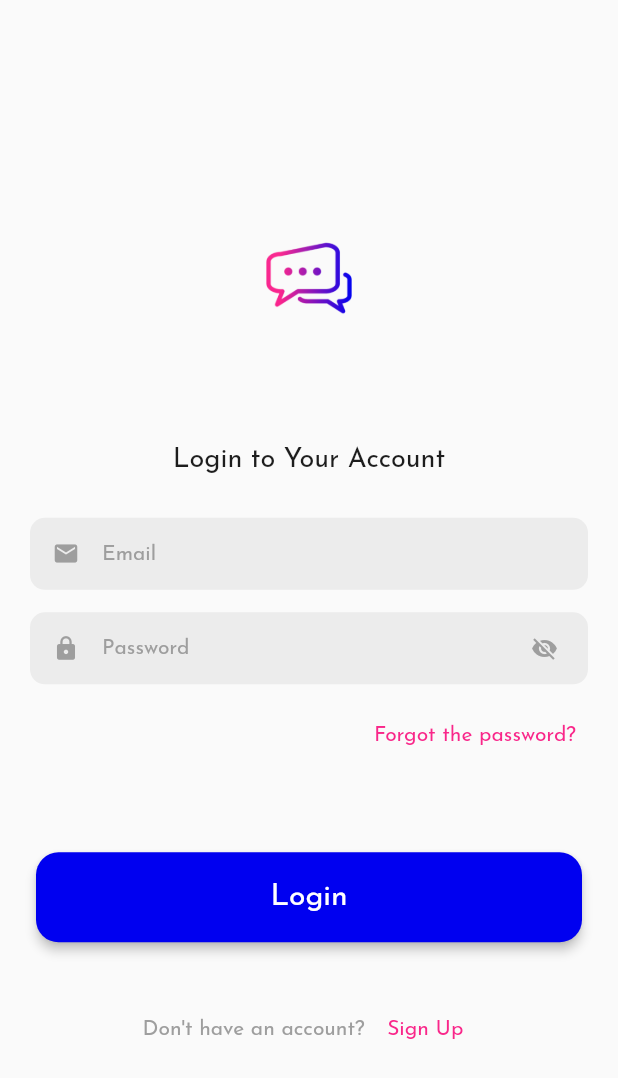
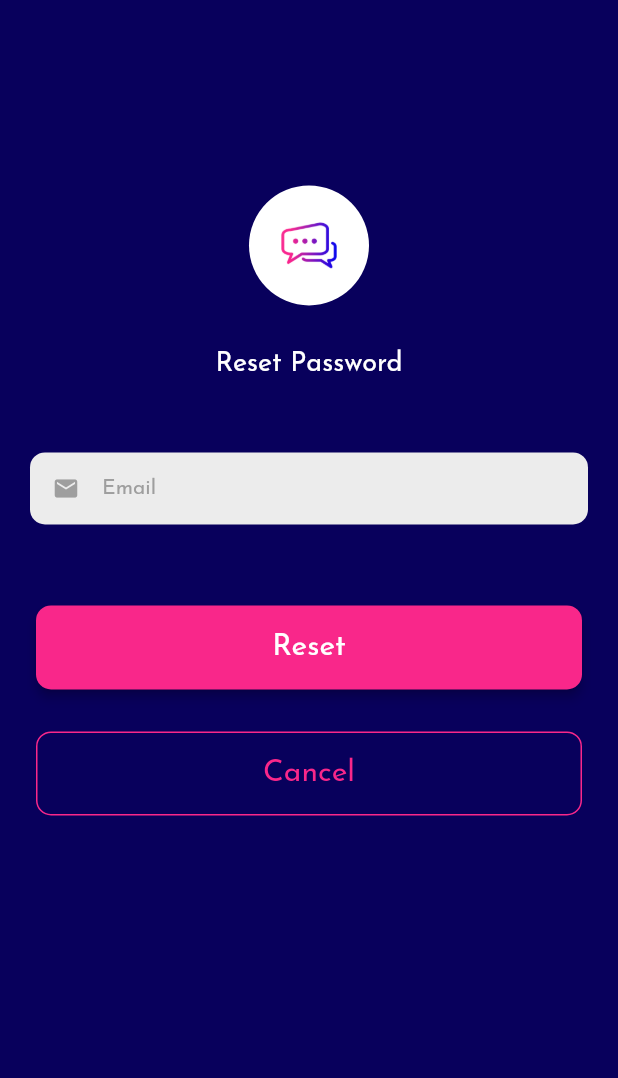
Before and after one commit to Qweku/chat-me, a Flutter app: the screen it shows after launch, after a tap on "Forgot the password?", on a phone screen of 412 x 824 dp. Shown: the top 1078 px of the screen. Run offline on Flutter 3.47's test engine with Material 2 defaults, Android fonts, the phone set to English and light mode, and no system bars; our stand-ins replace cloud_firestore, datetime_picker_formfield, firebase_auth, firebase_core, firebase_messaging, image_picker and 1 more; accounts and stored records are empty.

```diff
--- /dev/null
+++ b/lib/auth/forgotten_password.dart
@@ -0,0 +1,144 @@
+import 'package:chat_me/components/button.dart';
+import 'package:chat_me/components/textField-widget.dart';
+import 'package:chat_me/config/app_colors.dart';
+import 'package:chat_me/config/app_text.dart';
+import 'package:chat_me/constants.dart';
+import 'package:chat_me/services/firebase_auth.dart';
+import 'package:chat_me/utils/toast.dart';
+import 'package:flutter/material.dart';
+import 'package:provider/provider.dart';
+
+import '../main.dart';
+
+class ForgottenPassword extends StatefulWidget {
+  const ForgottenPassword({
+    super.key,
+  });
+
+  @override
+  State<ForgottenPassword> createState() => _ForgottenPasswordState();
+}
+
+class _ForgottenPasswordState extends State<ForgottenPassword> {
+  TextEditingController emailController = TextEditingController();
+
+  void loginError(
+    Exception e,
+  ) {
+    showDialog<void>(
+        context: context,
+        builder: (context) {
+          return AlertDialog(
+            title: const Icon(Icons.cancel,
+                color: Color.fromARGB(255, 216, 30, 17), size: 50),
+
+            // Text(
+            //   "LOGIN ERROR",textAlign: TextAlign.center,
+            //   style: TextStyle(fontWeight: FontWeight.bold,color:Color.fromARGB(255, 233, 22, 7), fontSize: 18),
+            // ),
+            content: Text("${(e as dynamic).message}"),
+            actions: [
+              TextButton(
+                  onPressed: (() => Navigator.of(context).pop()),
+                  child: const Text("OK"))
+            ],
+          );
+        });
+  }
+
+  void reset() async {
+    final authService = Provider.of<AuthService>(context, listen: false);
+    if (emailController.text.isEmpty) {
+      Toast(
+          context: context,
+          color: const Color.fromARGB(255, 230, 22, 7),
+          labelText: 'Email required');
+      return;
+    }
+
+    showDialog(
+        context: context,
+        barrierDismissible: false,
+        builder: (context) => const Center(
+                child: CircularProgressIndicator(
+              color: Colors.white,
+            )));
+
+    await authService
+        .forgottenPassword(
+      emailController.text,
+    )
+        .then((user) {
+      navigatorKey.currentState!.pop((route) => route);
+    }).catchError((e) {
+      navigatorKey.currentState!.pop((route) => route);
+      loginError(e);
+    });
+  }
+
+  @override
+  Widget build(BuildContext context) {
+    return Scaffold(
+      backgroundColor: Color.fromARGB(255, 8, 0, 92),
+      body: SafeArea(
+          child: Padding(
+        padding: const EdgeInsets.symmetric(horizontal: 20),
+        child: SingleChildScrollView(
+          child: Column(
+            mainAxisAlignment: MainAxisAlignment.center,
+            children: [
+              SizedBox(height: height * 0.15),
+              CircleAvatar(
+                  backgroundColor: Colors.white,
+                  radius: 40,
+                  child: Image.asset(
+                    "assets/images/app_logo.png",
+                    height: height * 0.15,
+                  )),
+              const SizedBox(
+                height: 30,
+              ),
+              Text(
+                'Reset Password',
+                style: headTextWhite.copyWith(fontSize: 18),
+              ),
+              const SizedBox(
+                height: 50,
+              ),
+              CustomTextField(
+                prefixIcon:
+                    const Icon(Icons.email, color: Colors.grey, size: 18),
+                style: bodyTextBlack,
+                color: lightGreyColor,
+                controller: emailController,
+                hintText: 'Email',
+              ),
+              const SizedBox(
+                height: 50,
+              ),
+              Button(
+                color: secondaryColor,
+                width: width,
+                buttonText: 'Reset',
+                onTap: reset,
+              ),
+              const SizedBox(
+                height: 20,
+              ),
+              Button(
+                borderColor: secondaryColor,
+                width: width,
+                buttonShadow: false,
+                buttonText: 'Cancel',
+                textColor: secondaryColor,
+                onTap: () {
+                  Navigator.pop(context);
+                },
+              ),
+            ],
+          ),
+        ),
+      )),
+    );
+  }
+}
--- a/lib/auth/login.dart
+++ b/lib/auth/login.dart
@@ -1,3 +1,4 @@
+import 'package:chat_me/auth/forgotten_password.dart';
 import 'package:chat_me/components/button.dart';
 import 'package:chat_me/components/textField-widget.dart';
 import 'package:chat_me/config/app_colors.dart';
@@ -50,8 +51,8 @@ class _LoginScreenState extends State<LoginScreen> {
   }
 
   void login() async {
-    final authService = Provider.of<AuthService>(context,listen: false);
-     if (emailController.text.isEmpty) {
+    final authService = Provider.of<AuthService>(context, listen: false);
+    if (emailController.text.isEmpty) {
       Toast(
           context: context,
           color: const Color.fromARGB(255, 230, 22, 7),
@@ -94,6 +95,7 @@ class _LoginScreenState extends State<LoginScreen> {
   @override
   Widget build(BuildContext context) {
     return Scaffold(
+      backgroundColor: Color.fromARGB(255, 8, 0, 92),
       body: SafeArea(
           child: Padding(
         padding: const EdgeInsets.symmetric(horizontal: 20),
@@ -101,20 +103,27 @@ class _LoginScreenState extends State<LoginScreen> {
           child: Column(
             mainAxisAlignment: MainAxisAlignment.center,
             children: [
-              SizedBox(height:height*0.15),
-              Image.asset("assets/images/app_logo.png",height: height*0.15,),
+              SizedBox(height: height * 0.15),
+              CircleAvatar(
+                  backgroundColor: Colors.white,
+                  radius: 40,
+                  child: Image.asset(
+                    "assets/images/app_logo.png",
+                    height: height * 0.15,
+                  )),
+              const SizedBox(
+                height: 30,
+              ),
+              Text(
+                'Login to Your Account',
+                style: headTextWhite.copyWith(fontSize: 18),
+              ),
               const SizedBox(
                 height: 50,
               ),
-              Text(
-                'Login to Your Account',
-                style: headTextBlack.copyWith(fontSize: 18),
-              ),
-              const SizedBox(
-                height: 30,
-              ),
               CustomTextField(
-                prefixIcon: const Icon(Icons.email, color: Colors.grey, size: 18),
+                prefixIcon:
+                    const Icon(Icons.email, color: Colors.grey, size: 18),
                 style: bodyTextBlack,
                 color: lightGreyColor,
                 controller: emailController,
@@ -125,7 +134,8 @@ class _LoginScreenState extends State<LoginScreen> {
               ),
               CustomTextField(
                 obscure: obscure,
-                prefixIcon: const Icon(Icons.lock, color: Colors.grey, size: 18),
+                prefixIcon:
+                    const Icon(Icons.lock, color: Colors.grey, size: 18),
                 style: bodyTextBlack,
                 color: lightGreyColor,
                 controller: passwordController,
@@ -154,10 +164,14 @@ class _LoginScreenState extends State<LoginScreen> {
               Row(
                 mainAxisAlignment: MainAxisAlignment.end,
                 children: [
-
-
                   TextButton(
-                      onPressed: () {},
+                      onPressed: () {
+                        Navigator.push(
+                            context,
+                            MaterialPageRoute(
+                                builder: (context) =>
+                                    const ForgottenPassword()));
+                      },
                       child: Text(
                         'Forgot the password?',
                         style: bodyTextBlack.copyWith(color: secondaryColor),
@@ -168,7 +182,7 @@ class _LoginScreenState extends State<LoginScreen> {
                 height: 50,
               ),
               Button(
-                color: primaryColor,
+                color: secondaryColor,
                 width: width,
                 buttonText: 'Login',
                 onTap: login,
@@ -181,7 +195,8 @@ class _LoginScreenState extends State<LoginScreen> {
                 children: [
                   Text(
                     "Don't have an account?",
-                    style: bodyTextBlack.copyWith(color: Colors.grey),
+                    style: bodyTextBlack.copyWith(
+                        color: const Color.fromARGB(255, 253, 253, 253)),
                   ),
                   const SizedBox(
                     width: 7,
--- a/lib/components/button.dart
+++ b/lib/components/button.dart
@@ -10,16 +10,18 @@ class Button extends StatelessWidget {
   final double? width;
   final Color borderColor;
   final bool buttonShadow;
-  final double radius;
+  final double radius, verticalPadding;
   const Button({
     Key? key,
     this.onTap,
-   required this.buttonText,
+    required this.buttonText,
     this.color = Colors.transparent,
     this.width,
     this.borderColor = Colors.transparent,
     this.buttonShadow = true,
-    this.textColor = Colors.white, this.radius = 15,
+    this.textColor = Colors.white,
+    this.radius = 10,
+    this.verticalPadding = 18,
   }) : super(key: key);
 
   @override
@@ -35,7 +37,7 @@ class Button extends StatelessWidget {
               borderRadius: BorderRadius.circular(radius),
               side: BorderSide(color: borderColor)),
           child: Padding(
-            padding: const EdgeInsets.symmetric(vertical: 20),
+            padding: EdgeInsets.symmetric(vertical: verticalPadding),
             child: Text(
               buttonText,
               textAlign: TextAlign.center,
```
Also changed, not shown: lib/auth/authentication.dart (+13 -3 lines), lib/auth/register.dart (+11 -6 lines), lib/screens/chat_list.dart (+18 -14 lines), lib/screens/chat_page.dart (+6 -6 lines), lib/services/chat_services.dart (+18 -11 lines), lib/widgets/side_drawer.dart (+8 -5 lines), pubspec.lock, 1 other file.
